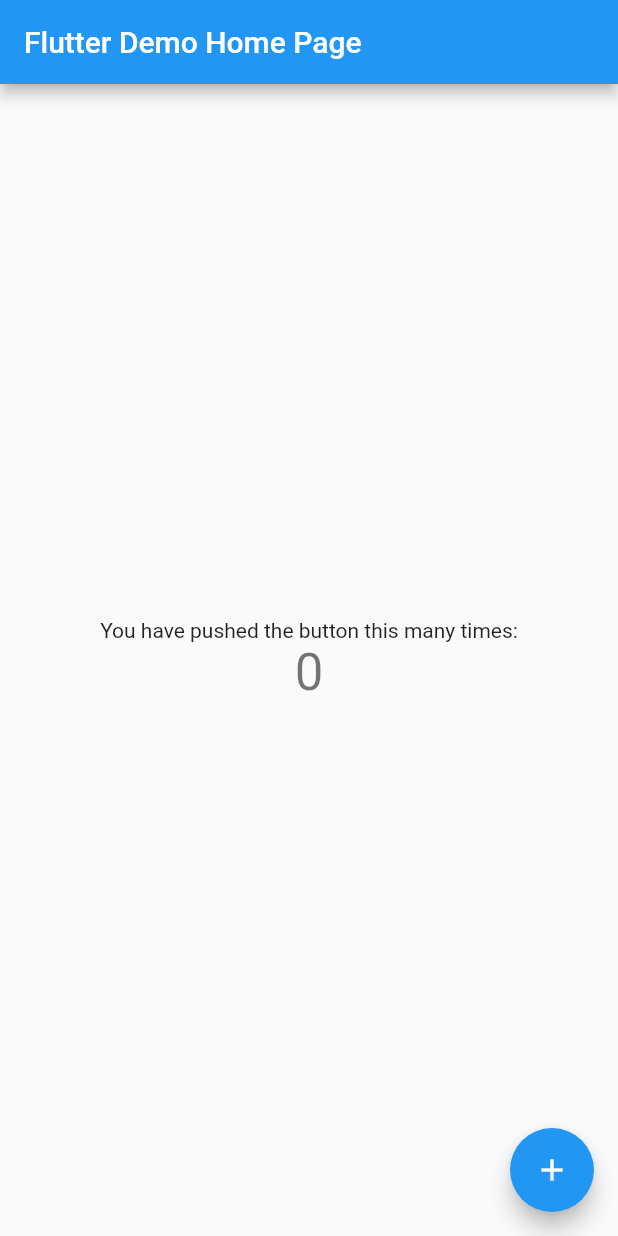
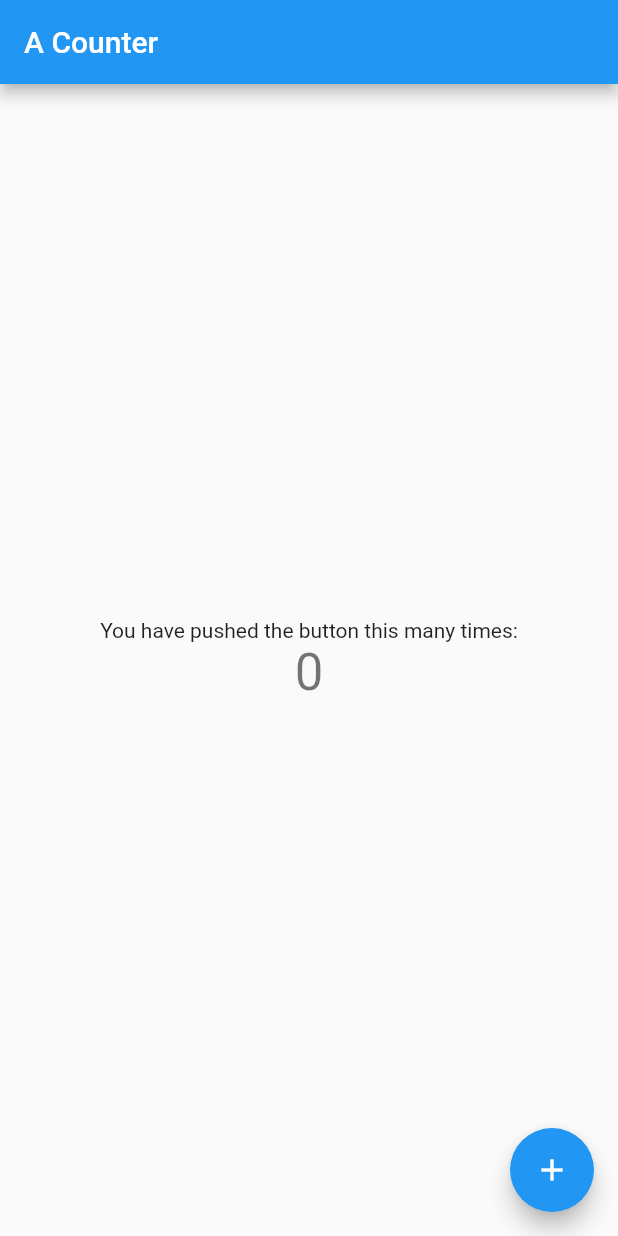
Before and after one commit to Zetazzz/idea_kb_practice, a Flutter app: the screen it shows after launch, on a phone screen of 412 x 824 dp. Run offline on Flutter 3.47's test engine with Material 2 defaults, Android fonts, the phone set to English and light mode, and no system bars.

Commit message:
Practice V1

```diff
--- a/lib/main.dart
+++ b/lib/main.dart
@@ -26,9 +26,9 @@ class MyApp extends StatelessWidget {
         ),
         // 6. import the new file at the beginning of the file by gg
         //  replace the new MyHomePage class for home
+        //  then try run the debug by ctrl+shift+r and stop by cmd+f2
         //  then we are done. Good Job.
-      home: MyHomePage(title: 'Flutter Demo Home Page'),
-    );
+        home: new MyHomePage(title: "A Counter",));
   }
 }
 
```
Lines whose indentation alone changed are shown as unchanged.
